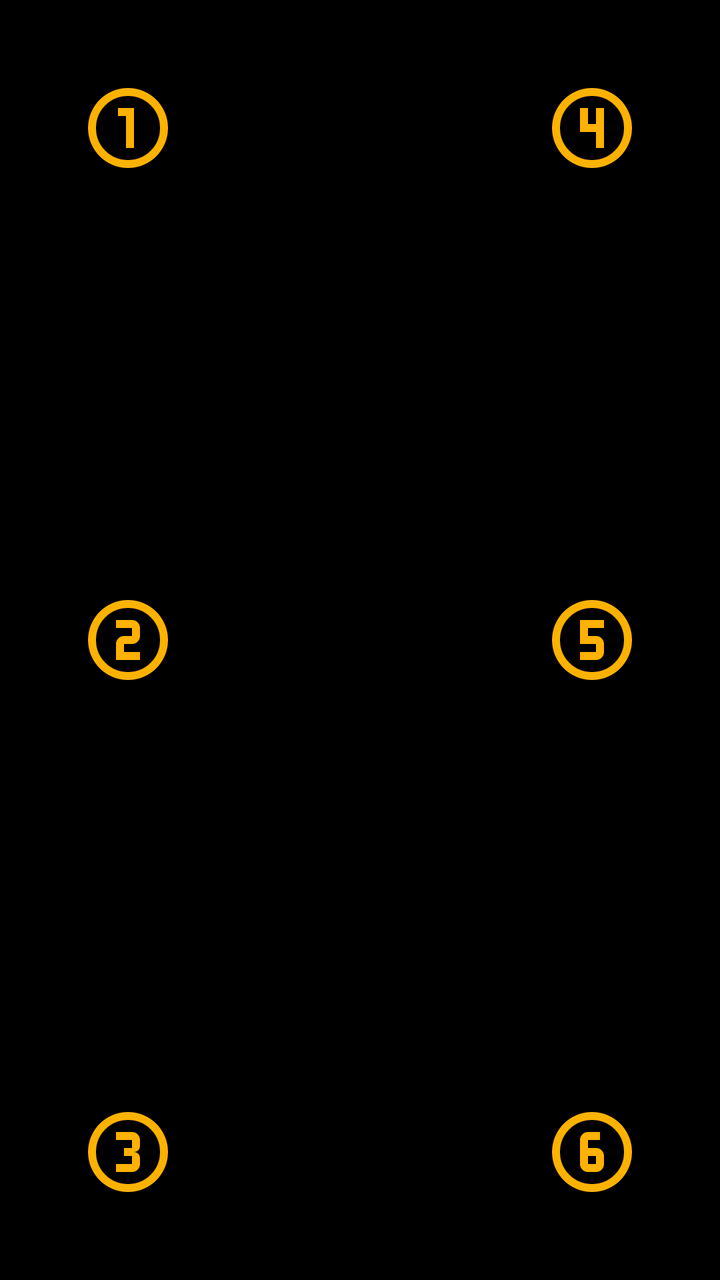
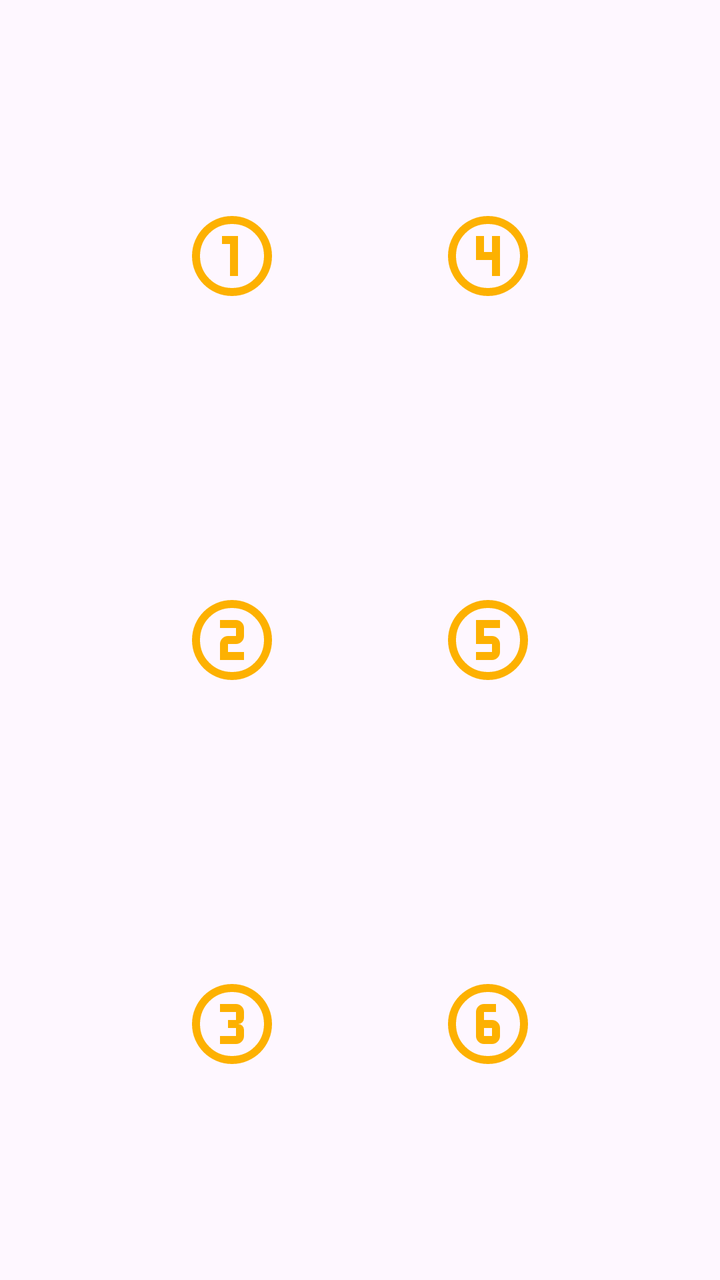

Two renders of the same Android screen: before a commit and after it. Below are the layout's source before the change and the commit's diff.
<!-- AndroidManifest.xml: application theme Theme.Heroland -->
<!-- res/layout/layout_mountain.xml -->
<?xml version="1.0" encoding="utf-8"?>
<FrameLayout xmlns:android="http://schemas.android.com/apk/res/android"
    android:layout_width="match_parent"
    android:layout_height="match_parent"
    android:layout_gravity="center_vertical"
    android:layout_marginStart="60dp"
    android:layout_marginTop="120dp"
    android:layout_marginEnd="60dp"
    android:background="@color/black"
    android:layout_marginBottom="120dp"
    android:id="@+id/layout_valley">
    

    <androidx.recyclerview.widget.RecyclerView
        android:id="@+id/rv_phases"
        android:layout_width="match_parent"
        android:layout_height="wrap_content"
        android:layout_gravity="top|start"
        android:elevation="1dp"
        android:visibility="gone" />

    <androidx.appcompat.widget.AppCompatImageView
        android:id="@+id/c1"
        style="@style/clearing"
        android:layout_gravity="top|start"
        android:background="@drawable/clearing_1" />

    <androidx.appcompat.widget.AppCompatImageView
        android:id="@+id/c4"
        style="@style/clearing"
        android:layout_gravity="top|end"
        android:background="@drawable/clearing_4" />

    <androidx.appcompat.widget.AppCompatImageView
        android:id="@+id/con1"
        style="@style/clearing"
        android:layout_width="match_parent"
        android:layout_gravity="top|center" />

    <androidx.appcompat.widget.AppCompatImageView
        android:id="@+id/c2"
        style="@style/clearing"
        android:layout_gravity="center|start"
        android:background="@drawable/clearing_2" />

    <androidx.appcompat.widget.AppCompatImageView
        android:id="@+id/c5"
        style="@style/clearing"
        android:layout_gravity="center|end"
        android:background="@drawable/clearing_5" />

    <androidx.appcompat.widget.AppCompatImageView
        android:id="@+id/con2"
        style="@style/clearing"
        android:layout_width="match_parent"
        android:layout_gravity="center|start" />

    <androidx.appcompat.widget.AppCompatImageView
        android:id="@+id/c3"
        style="@style/clearing"
        android:layout_gravity="bottom|start"
        android:background="@drawable/clearing_3" />

    <androidx.appcompat.widget.AppCompatImageView
        android:id="@+id/c6"
        style="@style/clearing"
        android:layout_gravity="bottom|end"
        android:background="@drawable/clearing_6" />

    <androidx.appcompat.widget.AppCompatImageView
        android:id="@+id/player"
        style="@style/clearing"
        android:layout_gravity="center|end"
        android:background="@drawable/img_amazon"
        android:visibility="gone" />

    <androidx.appcompat.widget.AppCompatImageView
        android:id="@+id/dwelling"
        style="@style/clearing"
        android:layout_gravity="center|end"
        android:background="@drawable/d_inn"
        android:visibility="gone" />

</FrameLayout>
<!-- resources referenced by this layout -->
<resources>
  <color name="black">#FF000000</color>
  <!-- drawable clearing_1 (drawable) -->
  <vector xmlns:android="http://schemas.android.com/apk/res/android" android:height="24dp" android:tint="#FDB101" android:viewportHeight="960" android:viewportWidth="960" android:width="24dp">
        
      <path android:fillColor="@android:color/white" android:pathData="M480,880Q397,880 324,848.5Q251,817 197,763Q143,709 111.5,636Q80,563 80,480Q80,397 111.5,324Q143,251 197,197Q251,143 324,111.5Q397,80 480,80Q563,80 636,111.5Q709,143 763,197Q817,251 848.5,324Q880,397 880,480Q880,563 848.5,636Q817,709 763,763Q709,817 636,848.5Q563,880 480,880ZM480,800Q614,800 707,707Q800,614 800,480Q800,346 707,253Q614,160 480,160Q346,160 253,253Q160,346 160,480Q160,614 253,707Q346,800 480,800ZM480,480Q480,480 480,480Q480,480 480,480Q480,480 480,480Q480,480 480,480Q480,480 480,480Q480,480 480,480Q480,480 480,480Q480,480 480,480ZM460,680L540,680L540,280L380,280L380,360L460,360L460,680Z"/>
      
  </vector>
  <!-- drawable clearing_4 (drawable) -->
  <vector xmlns:android="http://schemas.android.com/apk/res/android" android:height="24dp" android:tint="#FDB101" android:viewportHeight="960" android:viewportWidth="960" android:width="24dp">
        
      <path android:fillColor="@android:color/white" android:pathData="M480,880Q397,880 324,848.5Q251,817 197,763Q143,709 111.5,636Q80,563 80,480Q80,397 111.5,324Q143,251 197,197Q251,143 324,111.5Q397,80 480,80Q563,80 636,111.5Q709,143 763,197Q817,251 848.5,324Q880,397 880,480Q880,563 848.5,636Q817,709 763,763Q709,817 636,848.5Q563,880 480,880ZM480,800Q614,800 707,707Q800,614 800,480Q800,346 707,253Q614,160 480,160Q346,160 253,253Q160,346 160,480Q160,614 253,707Q346,800 480,800ZM480,480Q480,480 480,480Q480,480 480,480Q480,480 480,480Q480,480 480,480Q480,480 480,480Q480,480 480,480Q480,480 480,480Q480,480 480,480ZM520,680L600,680L600,280L520,280L520,440L440,440L440,280L360,280L360,520L520,520L520,680Z"/>
      
  </vector>
  <!-- drawable d_inn: webp bitmap (drawable, 1364 bytes) -->
  <!-- drawable img_amazon: webp bitmap (drawable, 10188 bytes) -->
  <style name="clearing" parent="Base.Theme.Heroland">
          <item name="android:layout_width">wrap_content</item>
          <item name="android:layout_height">wrap_content</item>
          <item name="android:layout_margin">40dp</item>
          <item name="android:padding">24dp</item>
          <item name="android:text">@string/clearing</item>
          <item name="android:contentDescription">@string/clearing</item>
      </style>
  <style name="Theme.Heroland" parent="Base.Theme.Heroland" />
  <style name="Base.Theme.Heroland" parent="Theme.Material3.DayNight.NoActionBar">
          
          <item name="android:windowLayoutInDisplayCutoutMode">shortEdges</item>
          <item name="android:windowTranslucentStatus">true</item>
          
          <item name="android:textColor">@color/primary</item>
          <item name="android:fontFamily">@font/macondo</item>
      </style>
  <string name="clearing">clearing</string>
  <color name="primary">#5F1B1A</color>
  <!-- unchanged entries left out for length: 4 -->
</resources>

<!-- the commit's change to res/layout/layout_mountain.xml (unified diff, before → after) -->
@@ -1,84 +1,67 @@
 <?xml version="1.0" encoding="utf-8"?>
-<FrameLayout xmlns:android="http://schemas.android.com/apk/res/android"
+<androidx.constraintlayout.widget.ConstraintLayout xmlns:android="http://schemas.android.com/apk/res/android"
+    xmlns:app="http://schemas.android.com/apk/res-auto"
+    android:id="@+id/layout_valley"
     android:layout_width="match_parent"
     android:layout_height="match_parent"
-    android:layout_gravity="center_vertical"
-    android:layout_marginStart="60dp"
-    android:layout_marginTop="120dp"
-    android:layout_marginEnd="60dp"
-    android:background="@color/black"
-    android:layout_marginBottom="120dp"
-    android:id="@+id/layout_valley">
-    
-
-    <androidx.recyclerview.widget.RecyclerView
-        android:id="@+id/rv_phases"
-        android:layout_width="match_parent"
-        android:layout_height="wrap_content"
-        android:layout_gravity="top|start"
-        android:elevation="1dp"
-        android:visibility="gone" />
+    android:background="@color/transparent">
 
     <androidx.appcompat.widget.AppCompatImageView
         android:id="@+id/c1"
         style="@style/clearing"
-        android:layout_gravity="top|start"
-        android:background="@drawable/clearing_1" />
+        android:background="@drawable/clearing_1"
+        app:layout_constraintBottom_toTopOf="@id/c2"
+        app:layout_constraintEnd_toStartOf="@id/c4"
+        app:layout_constraintHorizontal_chainStyle="packed"
+        app:layout_constraintStart_toStartOf="parent"
+        app:layout_constraintTop_toTopOf="parent" />
 
     <androidx.appcompat.widget.AppCompatImageView
         android:id="@+id/c4"
         style="@style/clearing"
-        android:layout_gravity="top|end"
-        android:background="@drawable/clearing_4" />
-
-    <androidx.appcompat.widget.AppCompatImageView
-        android:id="@+id/con1"
-        style="@style/clearing"
-        android:layout_width="match_parent"
-        android:layout_gravity="top|center" />
+        android:background="@drawable/clearing_4"
+        app:layout_constraintBottom_toTopOf="@id/c5"
+        app:layout_constraintEnd_toEndOf="parent"
+        app:layout_constraintStart_toEndOf="@id/c1"
+        app:layout_constraintTop_toTopOf="parent" />
 
     <androidx.appcompat.widget.AppCompatImageView
         android:id="@+id/c2"
         style="@style/clearing"
-        android:layout_gravity="center|start"
-        android:background="@drawable/clearing_2" />
+        android:background="@drawable/clearing_2"
+        app:layout_constraintEnd_toStartOf="@id/c5"
+        app:layout_constraintHorizontal_chainStyle="packed"
+        app:layout_constraintStart_toStartOf="parent"
+        app:layout_constraintTop_toBottomOf="@id/c1"
+        app:layout_constraintBottom_toTopOf="@id/c3" />
 
     <androidx.appcompat.widget.AppCompatImageView
         android:id="@+id/c5"
         style="@style/clearing"
-        android:layout_gravity="center|end"
-        android:background="@drawable/clearing_5" />
-
-    <androidx.appcompat.widget.AppCompatImageView
-        android:id="@+id/con2"
-        style="@style/clearing"
-        android:layout_width="match_parent"
-        android:layout_gravity="center|start" />
+        android:background="@drawable/clearing_5"
+        app:layout_constraintEnd_toEndOf="parent"
+        app:layout_constraintStart_toEndOf="@id/c2"
+        app:layout_constraintTop_toBottomOf="@id/c4"
+        app:layout_constraintBottom_toTopOf="@id/c6"/>
 
     <androidx.appcompat.widget.AppCompatImageView
         android:id="@+id/c3"
         style="@style/clearing"
-        android:layout_gravity="bottom|start"
-        android:background="@drawable/clearing_3" />
+        android:background="@drawable/clearing_3"
+        app:layout_constraintEnd_toStartOf="@id/c6"
+        app:layout_constraintHorizontal_chainStyle="packed"
+        app:layout_constraintStart_toStartOf="parent"
+        app:layout_constraintBottom_toBottomOf="parent"
+        app:layout_constraintTop_toBottomOf="@id/c2"/>
 
     <androidx.appcompat.widget.AppCompatImageView
         android:id="@+id/c6"
         style="@style/clearing"
-        android:layout_gravity="bottom|end"
-        android:background="@drawable/clearing_6" />
+        android:background="@drawable/clearing_6"
+        app:layout_constraintEnd_toEndOf="parent"
+        app:layout_constraintStart_toEndOf="@id/c3"
+        app:layout_constraintTop_toBottomOf="@id/c5"
+        app:layout_constraintBottom_toBottomOf="parent"/>
 
-    <androidx.appcompat.widget.AppCompatImageView
-        android:id="@+id/player"
-        style="@style/clearing"
-        android:layout_gravity="center|end"
-        android:background="@drawable/img_amazon"
-        android:visibility="gone" />
 
-    <androidx.appcompat.widget.AppCompatImageView
-        android:id="@+id/dwelling"
-        style="@style/clearing"
-        android:layout_gravity="center|end"
-        android:background="@drawable/d_inn"
-        android:visibility="gone" />
-
-</FrameLayout>
+</androidx.constraintlayout.widget.ConstraintLayout>
<!-- resource entries referenced after the edit -->
@@ -1,6 +1,6 @@
 <!-- resources referenced by this layout -->
 <resources>
-  <color name="black">#FF000000</color>
+  <color name="transparent">#00000000</color>
   <!-- drawable clearing_1 (drawable) -->
   <vector xmlns:android="http://schemas.android.com/apk/res/android" android:height="24dp" android:tint="#FDB101" android:viewportHeight="960" android:viewportWidth="960" android:width="24dp">
         
@@ -13,8 +13,6 @@
       <path android:fillColor="@android:color/white" android:pathData="M480,880Q397,880 324,848.5Q251,817 197,763Q143,709 111.5,636Q80,563 80,480Q80,397 111.5,324Q143,251 197,197Q251,143 324,111.5Q397,80 480,80Q563,80 636,111.5Q709,143 763,197Q817,251 848.5,324Q880,397 880,480Q880,563 848.5,636Q817,709 763,763Q709,817 636,848.5Q563,880 480,880ZM480,800Q614,800 707,707Q800,614 800,480Q800,346 707,253Q614,160 480,160Q346,160 253,253Q160,346 160,480Q160,614 253,707Q346,800 480,800ZM480,480Q480,480 480,480Q480,480 480,480Q480,480 480,480Q480,480 480,480Q480,480 480,480Q480,480 480,480Q480,480 480,480Q480,480 480,480ZM520,680L600,680L600,280L520,280L520,440L440,440L440,280L360,280L360,520L520,520L520,680Z"/>
       
   </vector>
-  <!-- drawable d_inn: webp bitmap (drawable, 1364 bytes) -->
-  <!-- drawable img_amazon: webp bitmap (drawable, 10188 bytes) -->
   <style name="clearing" parent="Base.Theme.Heroland">
           <item name="android:layout_width">wrap_content</item>
           <item name="android:layout_height">wrap_content</item>
